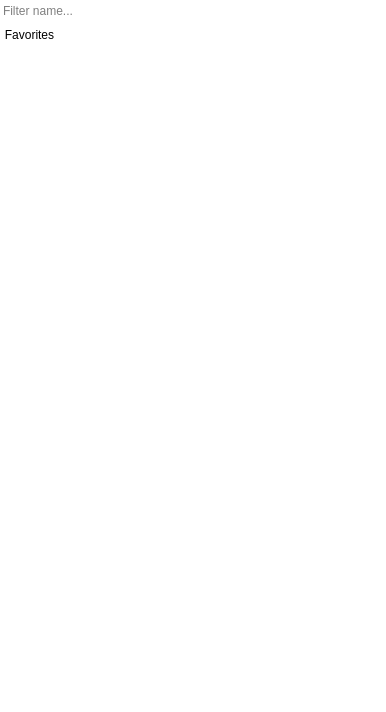
Old version of the form plugins/perspective/GraphPerspective/designer/AlgorithmRunner.ui in the repository vadivelselvaraj/TulipGLImprovement.
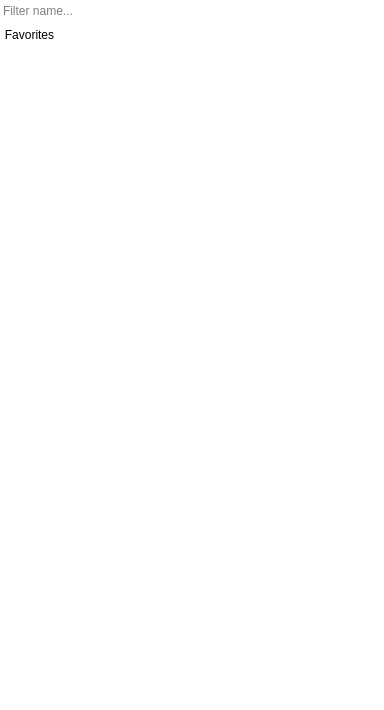
New version of the form. Icons and pictures are not drawn. Custom widgets are drawn as their Qt base class.

Commit message: - some GUI improvements for the Tulip main perspective :     * set a minimum size for the algorithm panel     * adjust main splitter sizes in order to see the whole algorithm panel content (including favorite buttons)     * forbid the workspace to be collapsible in the main splitter

```diff
--- a/plugins/perspective/GraphPerspective/designer/AlgorithmRunner.ui
+++ b/plugins/perspective/GraphPerspective/designer/AlgorithmRunner.ui
@@ -6,10 +6,16 @@
    <rect>
     <x>0</x>
     <y>0</y>
-    <width>386</width>
-    <height>712</height>
+    <width>384</width>
+    <height>710</height>
    </rect>
   </property>
+  <property name="minimumSize">
+   <size>
+    <width>350</width>
+    <height>0</height>
+   </size>
+  </property>
   <property name="styleSheet">
    <string notr="true">#AlgorithmRunner, #contents {
 background-color: white;
@@ -157,8 +163,8 @@
         <rect>
          <x>0</x>
          <y>0</y>
-         <width>386</width>
-         <height>680</height>
+         <width>384</width>
+         <height>678</height>
         </rect>
        </property>
        <layout class="QVBoxLayout" name="verticalLayout_3">
```
Left out of the diff: 5 changed lines with no effect on the pictures. The commit also changes 1 other file.
